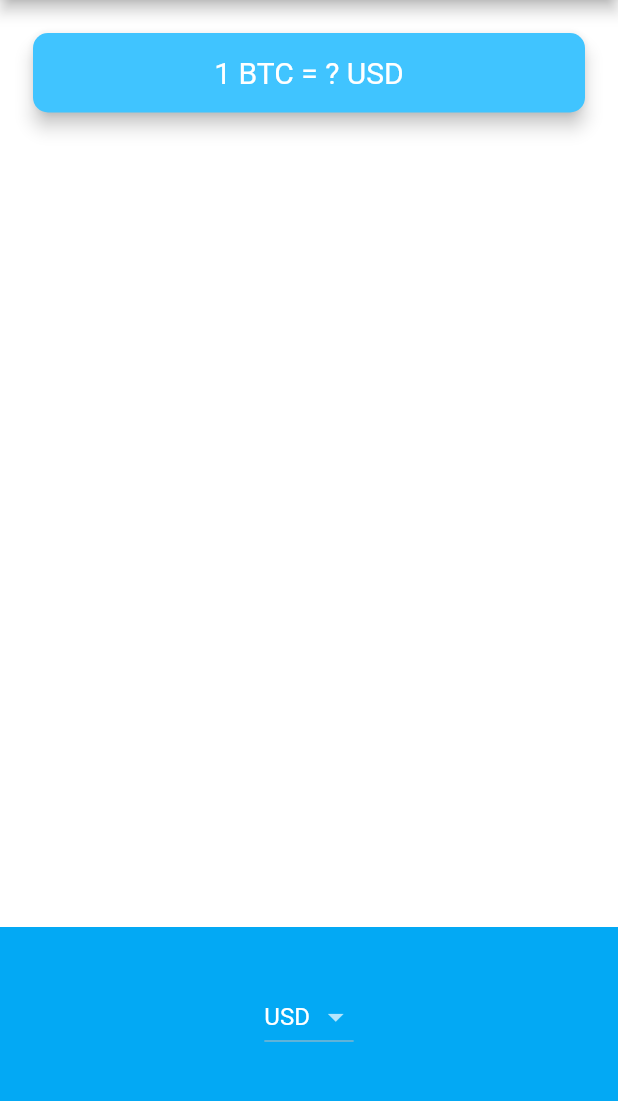
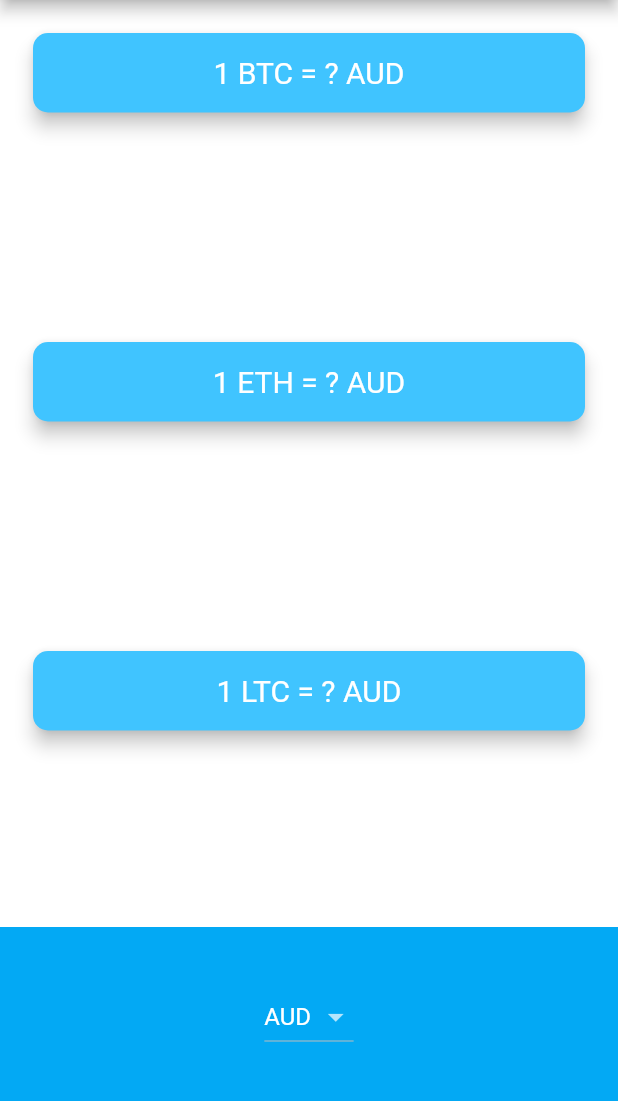
Before and after one commit to Andres-MI/Bitcoin-ticker-flutter, a Flutter app: the screen it shows after launch, on a phone screen of 412 x 824 dp, the part 84-1185 px from its top. Run offline on Flutter 3.47's test engine with Material 2 defaults, Android fonts, the phone set to English and light mode, and no system bars; network calls fail.

Commit message:
Multiple crypto coin. Gold Challenge. WIP: Testing

```diff
--- /dev/null
+++ b/lib/crypto_card.dart
@@ -0,0 +1,38 @@
+import 'package:flutter/material.dart';
+class CryptoCard extends StatelessWidget {
+  const CryptoCard({
+    Key? key,
+    required this.totalExchange,
+    required this.selectedCurrency,
+    required this.cryptoCurrency,
+  }) : super(key: key);
+
+  final String totalExchange;
+  final String selectedCurrency;
+  final String cryptoCurrency;
+
+  @override
+  Widget build(BuildContext context) {
+    return Padding(
+      padding: EdgeInsets.fromLTRB(18.0, 18.0, 18.0, 0),
+      child: Card(
+        color: Colors.lightBlueAccent,
+        elevation: 5.0,
+        shape: RoundedRectangleBorder(
+          borderRadius: BorderRadius.circular(10.0),
+        ),
+        child: Padding(
+          padding: EdgeInsets.symmetric(vertical: 15.0, horizontal: 28.0),
+          child: Text(
+            '1 $cryptoCurrency = $totalExchange $selectedCurrency',
+            textAlign: TextAlign.center,
+            style: TextStyle(
+              fontSize: 20.0,
+              color: Colors.white,
+            ),
+          ),
+        ),
+      ),
+    );
+  }
+}
--- a/lib/price_screen.dart
+++ b/lib/price_screen.dart
@@ -3,6 +3,8 @@ import 'dart:io' show Platform;
 import 'package:bitcoin_ticker/coin_data.dart';
 import 'package:flutter/cupertino.dart';
 import 'package:flutter/material.dart';
+
+import 'crypto_card.dart';
 
 class PriceScreen extends StatefulWidget {
   @override
@@ -10,26 +12,33 @@ class PriceScreen extends StatefulWidget {
 }
 
 class _PriceScreenState extends State<PriceScreen> {
+  String selectedCurrency = 'AUD';
+  List<String> cryptoCurrencies = cryptoList;
+  List<String> totalExchange = [];
+  CoinData coinData = CoinData();
+  bool isWaiting = false;
 
-  String selectedCurrency = 'USD';
-  String totalExchange = '?';
-  CoinData coinData = CoinData();
-
-  CupertinoPicker iOSPicker(){
+  CupertinoPicker iOSPicker() {
     List<Text> pickerItems = [];
-    for(String currency in currenciesList){
+    for (String currency in currenciesList) {
       pickerItems.add(Text(currency));
     }
-    return CupertinoPicker(itemExtent: 32.0, onSelectedItemChanged: (selectedIndex){
+    return CupertinoPicker(
+        itemExtent: 32.0,
+        onSelectedItemChanged: (selectedIndex) {
           selectedCurrency = currenciesList[selectedIndex];
-      updateUI();
-    }, children: pickerItems);
+          getData();
+        },
+        children: pickerItems);
   }
 
-  DropdownButton androidDropdown(){
-    List <DropdownMenuItem<String>> dropdownItems = [];
+  DropdownButton androidDropdown() {
+    List<DropdownMenuItem<String>> dropdownItems = [];
     for (String currency in currenciesList) {
-      var newItem = DropdownMenuItem(child: Text(currency), value: currency,);
+      var newItem = DropdownMenuItem(
+        child: Text(currency),
+        value: currency,
+      );
       dropdownItems.add(newItem);
     }
     return DropdownButton<String>(
@@ -38,7 +47,7 @@ class _PriceScreenState extends State<PriceScreen> {
         onChanged: (value) {
           setState(() {
             selectedCurrency = value!;
-            updateUI();
+            getData();
           });
         });
   }
@@ -46,7 +55,7 @@ class _PriceScreenState extends State<PriceScreen> {
   @override
   void initState() {
     super.initState();
-    updateUI();
+    getData();
   }
 
   @override
@@ -59,47 +68,36 @@ class _PriceScreenState extends State<PriceScreen> {
         mainAxisAlignment: MainAxisAlignment.spaceBetween,
         crossAxisAlignment: CrossAxisAlignment.stretch,
         children: <Widget>[
-          Padding(
-            padding: EdgeInsets.fromLTRB(18.0, 18.0, 18.0, 0),
-            child: Card(
-              color: Colors.lightBlueAccent,
-              elevation: 5.0,
-              shape: RoundedRectangleBorder(
-                borderRadius: BorderRadius.circular(10.0),
-              ),
-              child: Padding(
-                padding: EdgeInsets.symmetric(vertical: 15.0, horizontal: 28.0),
-                child: Text(
-                  '1 BTC = $totalExchange $selectedCurrency',
-                  textAlign: TextAlign.center,
-                  style: TextStyle(
-                    fontSize: 20.0,
-                    color: Colors.white,
-                  ),
-                ),
-              ),
-            ),
+          for (int i = 0; i < cryptoList.length; i++)
+            CryptoCard(
+              totalExchange: isWaiting ? '?' : totalExchange[i],
+              selectedCurrency: selectedCurrency,
+              cryptoCurrency: cryptoList[i],
             ),
           Container(
               height: 150.0,
               alignment: Alignment.center,
               padding: EdgeInsets.only(bottom: 30.0),
               color: Colors.lightBlue,
-            child: Platform.isIOS ? iOSPicker() : androidDropdown()
-          ),
+              child: Platform.isIOS ? iOSPicker() : androidDropdown()),
         ],
       ),
     );
   }
 
-  Future<void> updateUI() async {
-    var exchangeData = await coinData.getCoinData(crypto: 'BTC', fiat: selectedCurrency);
-    if(exchangeData == null){
-      totalExchange = '??';
+  Future<void> getData() async {
+    isWaiting = true;
+    totalExchange = [];
+    for (String crypto in cryptoList) {
+      var exchangeData =
+          await coinData.getCoinData(crypto: crypto, fiat: selectedCurrency);
+      if (exchangeData == null) {
+        totalExchange.add('??');
       } else {
-      setState(() {
-        totalExchange = exchangeData.toStringAsFixed(2);
-      });
+        totalExchange.add(exchangeData.toStringAsFixed(2));
       }
     }
+    isWaiting = false;
+    setState(() {});
   }
+}
```
Lines whose indentation alone changed are shown as unchanged.
